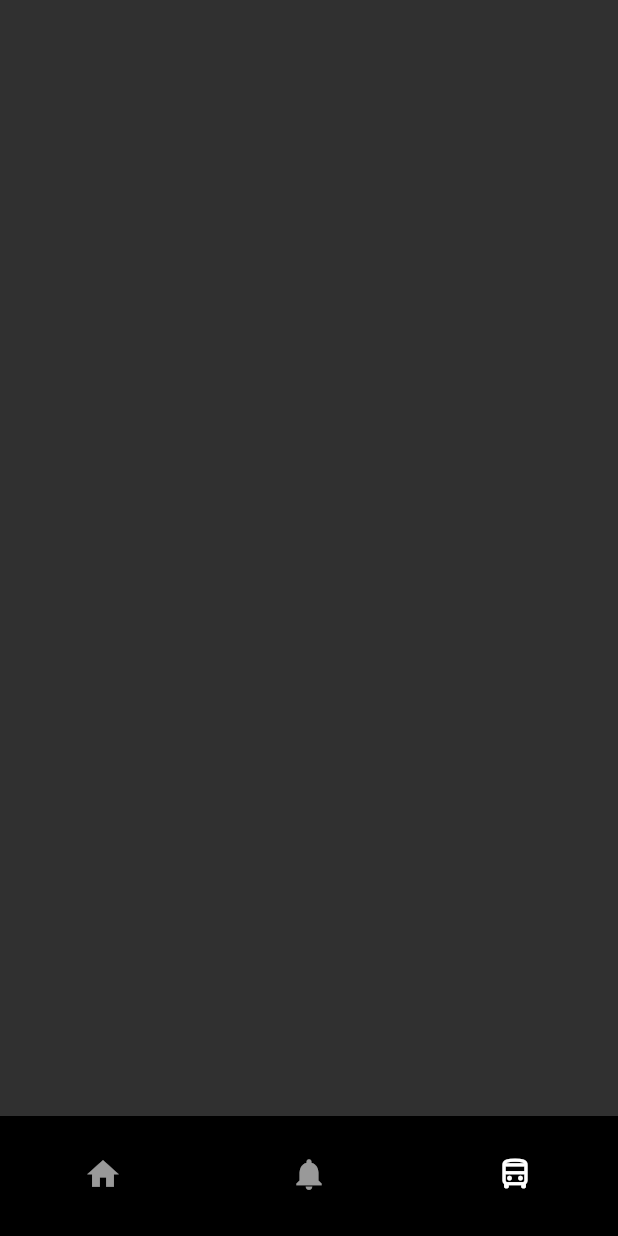
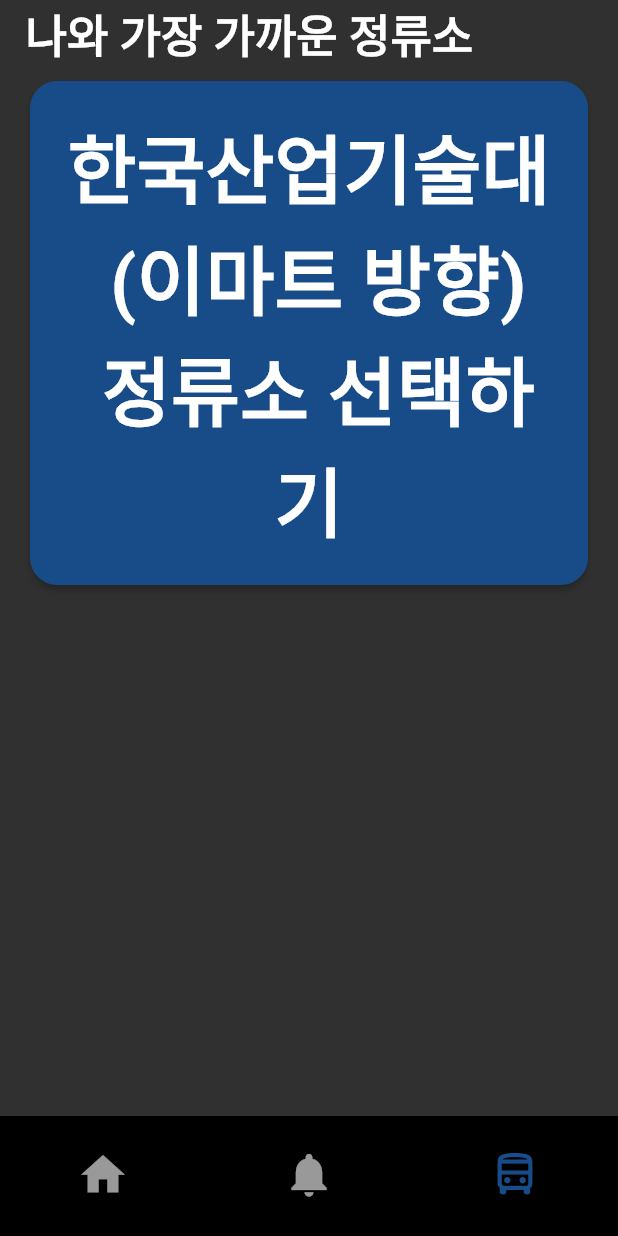
Before and after one commit to gowoonsori/weTaYo, a Flutter app: the screen it shows after launch, item 3 of the bottom bar chosen, on a phone screen of 412 x 824 dp. Run offline on Flutter 3.47's test engine with Material 2 defaults, Android fonts, the phone set to English and light mode, and no system bars.

Commit message:
bus station update

```diff
--- a/wetayo_app/lib/main.dart
+++ b/wetayo_app/lib/main.dart
@@ -1,5 +1,6 @@
 import 'package:flutter/material.dart';
 import 'package:wetayo_app/screen/home_screen.dart';
+import 'package:wetayo_app/screen/station_screen.dart';
 import 'package:wetayo_app/widget/bottom_bar.dart';
 
 void main() {
@@ -29,7 +30,7 @@ class _MyAppState extends State<MyApp> {
             children: <Widget>[
               HomeScreen(),
               Container(),
-              Container(),
+              StationScreen(),
             ],
           ),
           bottomNavigationBar: Bottom(),
--- /dev/null
+++ b/wetayo_app/lib/screen/station_screen.dart
@@ -0,0 +1,63 @@
+import 'package:flutter/material.dart';
+
+class StationScreen extends StatefulWidget {
+  _StationScreenState createState() => _StationScreenState();
+}
+
+class _StationScreenState extends State<StationScreen> {
+  String _buttonState = 'OFF';
+
+  void onClick() {
+    print("onClick()");
+    setState(() {
+      if (_buttonState == 'OFF') {
+        _buttonState = 'ON';
+      } else {
+        _buttonState = 'OFF';
+      }
+    });
+  }
+
+  @override
+  void initState() {
+    super.initState();
+  }
+
+  @override
+  Widget build(BuildContext context) {
+    return Scaffold(
+        body: Container(
+            child: SafeArea(
+      child: Column(
+        children: <Widget>[
+          Container(
+            alignment: Alignment(-0.7, 0),
+            child: Text(
+              '나와 가장 가까운 정류소',
+              style: TextStyle(fontSize: 30.0, fontWeight: FontWeight.bold),
+              textAlign: TextAlign.center,
+            ),
+          ),
+          Container(
+            margin: EdgeInsets.only(
+                top: 10.0, left: 20.0, right: 20.0, bottom: 20.0),
+            width: double.infinity,
+            child: RaisedButton(
+              shape: RoundedRectangleBorder(
+                borderRadius: BorderRadius.circular(18.0),
+              ),
+              child: Text(
+                '한국산업기술대 \n (이마트 방향) \n 정류소 선택하기',
+                style: TextStyle(fontSize: 50.0, fontWeight: FontWeight.bold),
+                textAlign: TextAlign.center,
+              ),
+              color: Color(0xff184C88),
+              onPressed: onClick,
+              padding: const EdgeInsets.all(20.0),
+            ),
+          )
+        ],
+      ),
+    )));
+  }
+}
--- a/wetayo_app/lib/widget/bottom_bar.dart
+++ b/wetayo_app/lib/widget/bottom_bar.dart
@@ -9,26 +9,26 @@ class Bottom extends StatelessWidget {
       child: Container(
         height: 50,
         child: TabBar(
-          labelColor: Colors.white,
+          labelColor: Color(0xff184C88),
           unselectedLabelColor: Colors.white60,
           indicatorColor: Colors.transparent,
           tabs: <Widget>[
             Tab(
               icon: Icon(
                 Icons.home,
-                size: 25,
+                size: 35,
               ),
             ),
             Tab(
               icon: Icon(
                 Icons.notifications,
-                size: 25,
+                size: 35,
               ),
             ),
             Tab(
               icon: Icon(
                 Icons.directions_bus_outlined,
-                size: 25,
+                size: 35,
               ),
             ),
           ],
```
Also changed, not shown: wetayo_app/lib/screen/home_screen.dart (+8 -6 lines).
